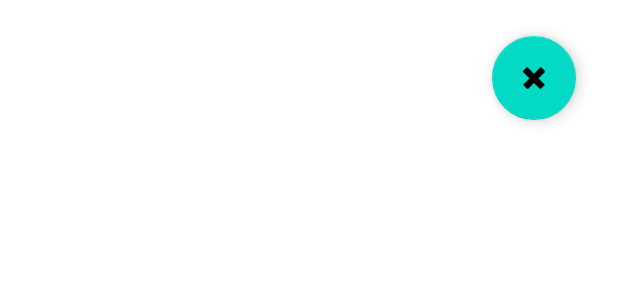
After one commit to sethadre/cup_of_sugar, an Android app: the layout activity_create_item.xml on its own in the app's theme, with its tools: preview values and no code run, on a phone screen of 412 x 824 dp. The commit adds this screen. Shown: the top 300 px of the screen. Run offline under Robolectric (Android 15) with nearby library versions, the phone set to English and light mode, and no system bars.

Commit message:
Revert "sorry didnt mean to remove this"
This reverts commit e36ab1316899d545feaf08f88a308299424fb4c4.

```diff
--- a/app/src/main/java/com/example/cupofsugar/ItemsPageActivity.kt
+++ b/app/src/main/java/com/example/cupofsugar/ItemsPageActivity.kt
@@ -100,7 +100,7 @@ class ItemsPageActivity : AppCompatActivity() {
         val createButton =
             findViewById<com.google.android.material.floatingactionbutton.FloatingActionButton>(R.id.createActionButton)
         createButton.setOnClickListener {
-            val intent = Intent(this, CreatePostActivity::class.java)
+            val intent = Intent(this, CreateItemActivity::class.java)
             startActivity(intent)
             finish()
         }
--- /dev/null
+++ b/app/src/main/res/layout/activity_create_item.xml
@@ -0,0 +1,21 @@
+<?xml version="1.0" encoding="utf-8"?>
+<androidx.constraintlayout.widget.ConstraintLayout xmlns:android="http://schemas.android.com/apk/res/android"
+    xmlns:app="http://schemas.android.com/apk/res-auto"
+    xmlns:tools="http://schemas.android.com/tools"
+    android:layout_width="match_parent"
+    android:layout_height="match_parent"
+    tools:context=".CreateItemActivity">
+
+    <com.google.android.material.floatingactionbutton.FloatingActionButton
+        android:id="@+id/cancelActionButton"
+        android:layout_width="wrap_content"
+        android:layout_height="wrap_content"
+        android:layout_marginStart="300dp"
+        android:layout_marginTop="24dp"
+        android:clickable="true"
+        app:layout_constraintEnd_toEndOf="parent"
+        app:layout_constraintStart_toStartOf="parent"
+        app:layout_constraintTop_toTopOf="parent"
+        app:srcCompat="@android:drawable/ic_delete" />
+
+</androidx.constraintlayout.widget.ConstraintLayout>
```
Also changed, not shown: app/src/main/java/com/example/cupofsugar/CreateItemActivity.kt (added, +21 -0 lines).
